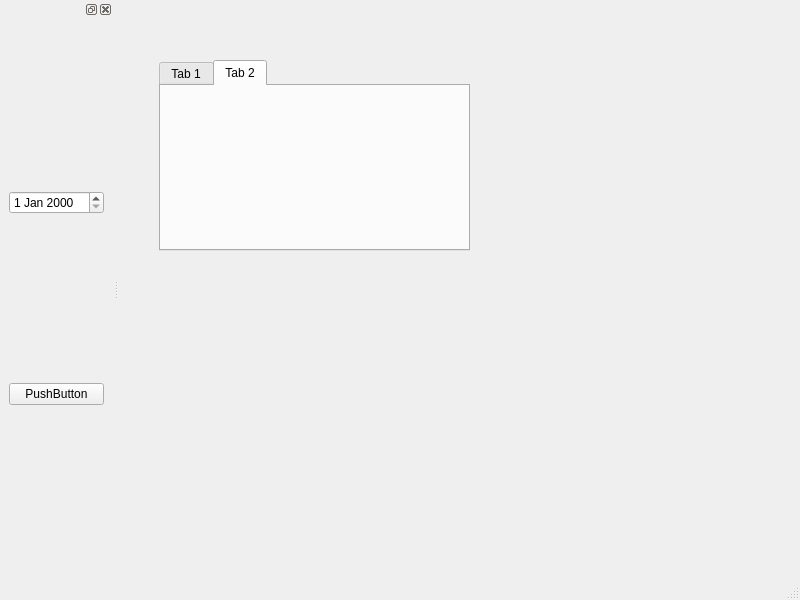
Above: mainwindow.ui from nemorami/work_type before the change. Below: the same form after it.
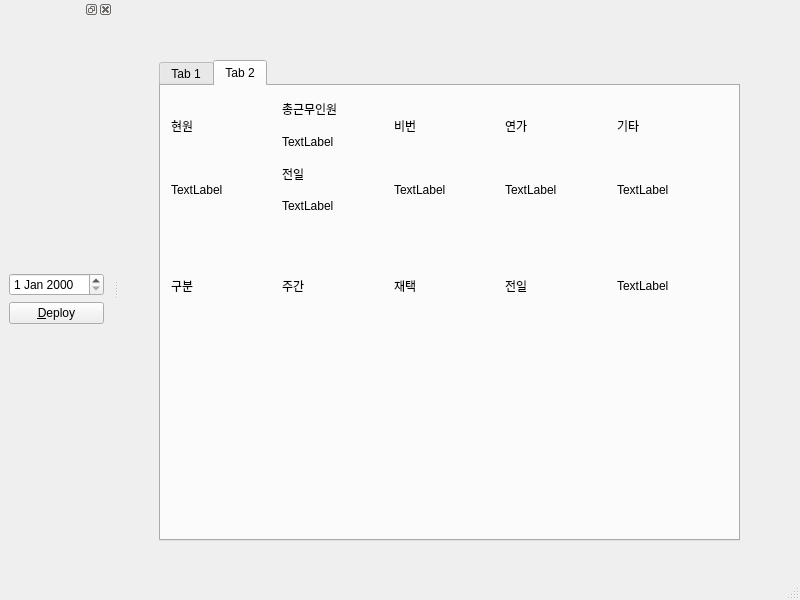
That is the form after the change. The open tabs and pages were chosen to show the change.

Patch:
```diff
--- a/mainwindow.ui
+++ b/mainwindow.ui
@@ -19,8 +19,8 @@
      <rect>
       <x>40</x>
       <y>60</y>
-      <width>311</width>
-      <height>191</height>
+      <width>581</width>
+      <height>481</height>
      </rect>
     </property>
     <property name="currentIndex">
@@ -45,6 +45,185 @@
      <attribute name="title">
       <string>Tab 2</string>
      </attribute>
+     <widget class="QWidget" name="verticalLayoutWidget_2">
+      <property name="geometry">
+       <rect>
+        <x>10</x>
+        <y>10</y>
+        <width>551</width>
+        <height>251</height>
+       </rect>
+      </property>
+      <layout class="QVBoxLayout" name="todayVerticalLayout">
+       <item>
+        <layout class="QHBoxLayout" name="horizontalLayout">
+         <item>
+          <layout class="QVBoxLayout" name="verticalLayout_4">
+           <item>
+            <widget class="QLabel" name="label_2">
+             <property name="text">
+              <string>현원</string>
+             </property>
+            </widget>
+           </item>
+           <item>
+            <widget class="QLabel" name="label">
+             <property name="text">
+              <string>TextLabel</string>
+             </property>
+            </widget>
+           </item>
+          </layout>
+         </item>
+         <item>
+          <layout class="QVBoxLayout" name="verticalLayout_6">
+           <item>
+            <widget class="QLabel" name="label_5">
+             <property name="text">
+              <string>총근무인원</string>
+             </property>
+            </widget>
+           </item>
+           <item>
+            <widget class="QLabel" name="label_6">
+             <property name="text">
+              <string>TextLabel</string>
+             </property>
+            </widget>
+           </item>
+           <item>
+            <widget class="QLabel" name="label_7">
+             <property name="text">
+              <string>전일</string>
+             </property>
+            </widget>
+           </item>
+           <item>
+            <widget class="QLabel" name="label_8">
+             <property name="text">
+              <string>TextLabel</string>
+             </property>
+            </widget>
+           </item>
+          </layout>
+         </item>
+         <item>
+          <layout class="QVBoxLayout" name="verticalLayout_7">
+           <item>
+            <widget class="QLabel" name="label_9">
+             <property name="text">
+              <string>비번</string>
+             </property>
+            </widget>
+           </item>
+           <item>
+            <widget class="QLabel" name="label_10">
+             <property name="text">
+              <string>TextLabel</string>
+             </property>
+            </widget>
+           </item>
+          </layout>
+         </item>
+         <item>
+          <layout class="QVBoxLayout" name="verticalLayout_9">
+           <item>
+            <widget class="QLabel" name="label_11">
+             <property name="text">
+              <string>연가</string>
+             </property>
+            </widget>
+           </item>
+           <item>
+            <widget class="QLabel" name="label_12">
+             <property name="text">
+              <string>TextLabel</string>
+             </property>
+            </widget>
+           </item>
+          </layout>
+         </item>
+         <item>
+          <layout class="QVBoxLayout" name="verticalLayout_5">
+           <item>
+            <widget class="QLabel" name="label_4">
+             <property name="text">
+              <string>기타</string>
+             </property>
+            </widget>
+           </item>
+           <item>
+            <widget class="QLabel" name="label_3">
+             <property name="text">
+              <string>TextLabel</string>
+             </property>
+            </widget>
+           </item>
+          </layout>
+         </item>
+        </layout>
+       </item>
+       <item>
+        <layout class="QHBoxLayout" name="horizontalLayout_2">
+         <item>
+          <layout class="QVBoxLayout" name="verticalLayout_8">
+           <item>
+            <widget class="QLabel" name="label_13">
+             <property name="text">
+              <string>구분</string>
+             </property>
+            </widget>
+           </item>
+          </layout>
+         </item>
+         <item>
+          <layout class="QVBoxLayout" name="verticalLayout_11">
+           <item>
+            <widget class="QLabel" name="label_17">
+             <property name="text">
+              <string>주간</string>
+             </property>
+            </widget>
+           </item>
+          </layout>
+         </item>
+         <item>
+          <layout class="QVBoxLayout" name="verticalLayout_12">
+           <item>
+            <widget class="QLabel" name="label_14">
+             <property name="text">
+              <string>재택</string>
+             </property>
+            </widget>
+           </item>
+          </layout>
+         </item>
+         <item>
+          <layout class="QVBoxLayout" name="verticalLayout_13">
+           <item>
+            <widget class="QLabel" name="label_15">
+             <property name="text">
+              <string>전일</string>
+             </property>
+            </widget>
+           </item>
+          </layout>
+         </item>
+         <item>
+          <layout class="QVBoxLayout" name="verticalLayout_10">
+           <item>
+            <widget class="QLabel" name="label_16">
+             <property name="text">
+              <string>TextLabel</string>
+             </property>
+            </widget>
+           </item>
+          </layout>
+         </item>
+        </layout>
+       </item>
+      </layout>
+     </widget>
     </widget>
    </widget>
   </widget>
@@ -66,14 +245,18 @@
    <widget class="QWidget" name="dockWidgetContents">
     <layout class="QVBoxLayout" name="verticalLayout_2">
      <item>
-      <widget class="QDateEdit" name="dateEdit"/>
-     </item>
-     <item>
-      <widget class="QPushButton" name="pushButton">
-       <property name="text">
-        <string>PushButton</string>
-       </property>
-      </widget>
+      <layout class="QVBoxLayout" name="verticalLayout">
+       <item>
+        <widget class="QDateEdit" name="dateEdit"/>
+       </item>
+       <item>
+        <widget class="QPushButton" name="deployPushButton">
+         <property name="text">
+          <string>&amp;Deploy</string>
+         </property>
+        </widget>
+       </item>
+      </layout>
      </item>
     </layout>
    </widget>
```
Left out of the diff: 20 changed lines with no effect on the pictures.
